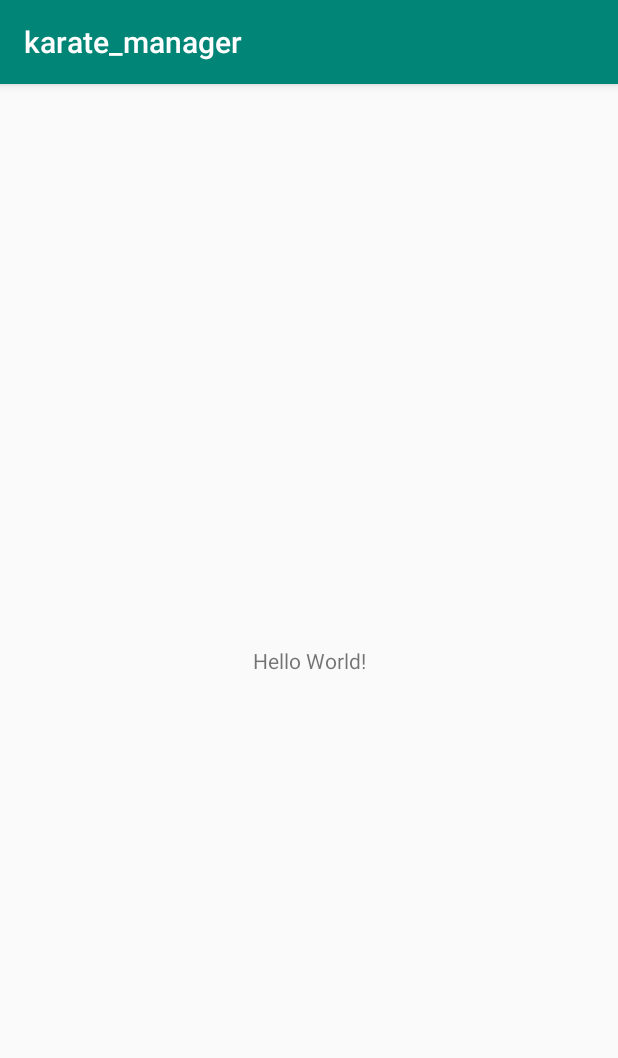
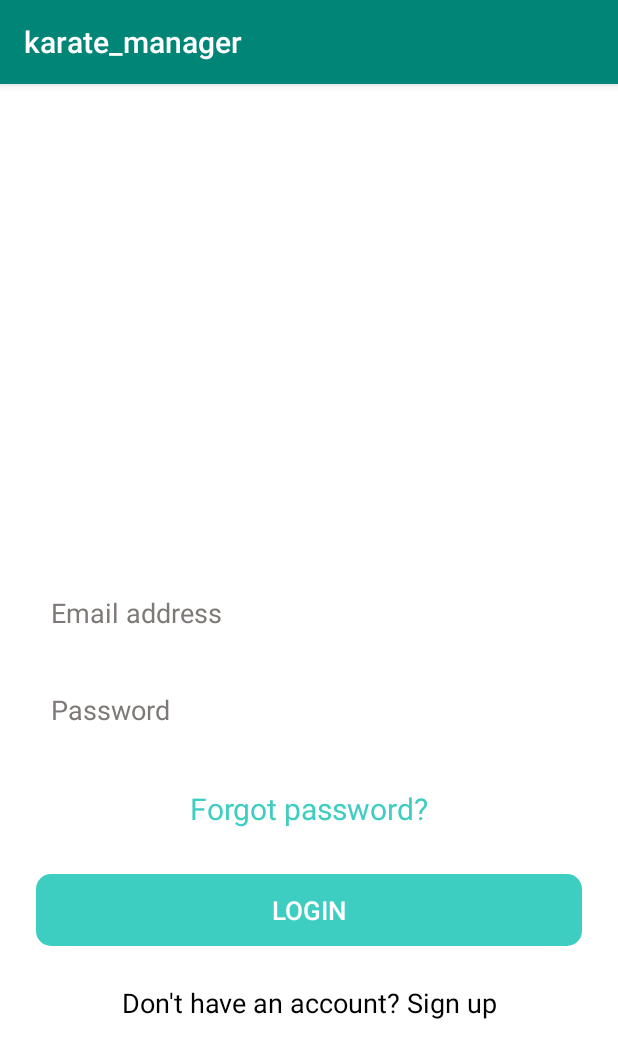
Before and after one commit to Aitorbp/karate-manager-android, an Android app: the screen it shows after launch (MainActivity before the commit, LoginActivity after it), on a phone screen of 412 x 824 dp. Shown: the top 1058 px of the screen. Run offline under Robolectric (Android 15) with nearby library versions, the phone set to English and light mode, and no system bars; our stand-ins replace CircleImageView.

Commit message:
Working with Login

```diff
--- a/app/build.gradle
+++ b/app/build.gradle
@@ -26,4 +26,15 @@ dependencies {
     testImplementation 'junit:junit:4.12'
     androidTestImplementation 'androidx.test.ext:junit:1.1.0'
     androidTestImplementation 'androidx.test.espresso:espresso-core:3.1.1'
+    implementation 'androidx.appcompat:appcompat:1.1.0'
+    implementation 'androidx.constraintlayout:constraintlayout:1.1.3'
+    implementation 'com.squareup.retrofit2:retrofit:2.5.0'
+    implementation 'com.squareup.retrofit2:converter-scalars:2.4.0'
+    implementation 'com.squareup.retrofit2:converter-gson:2.4.0'
+    implementation 'io.reactivex:rxjava:1.1.6'
+    implementation 'io.reactivex:rxandroid:1.2.1'
+    implementation 'com.squareup.retrofit2:adapter-rxjava:2.1.0'
+    implementation 'com.squareup.okhttp3:logging-interceptor:4.2.1'
+    implementation 'de.hdodenhof:circleimageview:3.0.2'
+    implementation 'com.squareup.picasso:picasso:2.71828'
 }
--- a/app/src/main/AndroidManifest.xml
+++ b/app/src/main/AndroidManifest.xml
@@ -10,11 +10,15 @@
         android:supportsRtl="true"
         android:theme="@style/AppTheme">
         <activity android:name=".MainActivity">
+        </activity>
+
+        <activity android:name=".LoginActivity">
             <intent-filter>
                 <action android:name="android.intent.action.MAIN" />
 
                 <category android:name="android.intent.category.LAUNCHER" />
             </intent-filter>
+
         </activity>
     </application>
 
--- /dev/null
+++ b/app/src/main/java/com/example/karate_manager/LoginActivity.java
@@ -0,0 +1,142 @@
+package com.example.karate_manager;
+
+import android.app.Dialog;
+import android.content.Intent;
+import android.os.Bundle;
+import android.util.Log;
+import android.util.Patterns;
+import android.view.View;
+import android.widget.Button;
+import android.widget.EditText;
+import android.widget.LinearLayout;
+import android.widget.Toast;
+
+import androidx.appcompat.app.AppCompatActivity;
+
+public class LoginActivity extends AppCompatActivity {
+
+    EditText input_email, input_password;
+    Button loginBtn;
+    LinearLayout popup_loading;
+   // private APIService APIService;
+    Dialog dialogLoading;
+
+
+    @Override
+    protected void onCreate(Bundle savedInstanceState) {
+        super.onCreate(savedInstanceState);
+        setContentView(R.layout.activity_login);
+
+
+        input_email = findViewById(R.id.input_email);
+        input_password = findViewById(R.id.input_password);
+        loginBtn = findViewById(R.id.btn_login);
+      //  APIService = ApiUtils.getAPIService();
+
+       // popup_loading = findViewById(R.id.popup_loading);
+
+
+        dialogLoading = new Dialog(LoginActivity.this);
+ //       dialogLoading.setContentView(R.layout.popup_loading);
+
+        //Click Listener del botón del login
+        loginBtn.setOnClickListener(new View.OnClickListener() {
+            @Override
+            public void onClick(View v) {
+                String email = input_email.getText().toString();
+                String pass = input_password.getText().toString();
+
+
+                checkInputs(email, pass);
+
+
+            }
+        });
+    }
+
+
+
+    //Method to check inputs of the login view
+    private void checkInputs(String email, String pass) {
+
+        //Check if inputs are empty
+        if (email.isEmpty() || pass.isEmpty()) {
+            input_email.setError("Empty inputs are not allowed");
+
+        }
+        else if(checkEmail(email) && checkPass(pass)){
+
+          //  loginPOST(pass,email);
+        }else{
+            Log.d("tusmuertos", email);
+        }
+    }
+    private boolean checkEmail(String email) {
+        //Check email comparing to the email that arrived through parameters
+        if (!Patterns.EMAIL_ADDRESS.matcher(email).matches()) {
+            input_email.setError("Introduce a correct email");
+            return false;
+        }
+        return true;
+    }
+
+    private boolean checkPass(String pass) {
+        if (pass.length() < 8) {
+            input_password.setError("The password must be greater than 8 characters");
+            return false;
+        }
+        if (!pass.matches("(?=.*[0-8]).*")) {
+            input_password.setError("The password must contains at least one number");
+            return false;
+        }
+
+
+        return true;
+    }
+    //Click from login to register view
+    public void link_signup(View view) {
+      //  startActivity(new Intent(this, RegisterActivity.class));
+    }
+
+    public void link_forgot_password(View view) {
+      //  startActivity(new Intent(this, ForgotPassword.class));
+    }
+
+
+/*
+    private void loginPOST(String password, String email)
+    {
+        dialogLoading.show();
+        dialogLoading.setCancelable(false);
+
+        User user = new User(password, email);
+        APIService.sendUser(user).enqueue(new Callback<User>() {
+            @Override
+            public void onResponse(Call<User> call, Response<User> response) {
+
+                dialogLoading.dismiss();
+                if(response.isSuccessful()) {
+
+
+
+                    Log.d("RESPUESTA DEL MENSAJE", response.toString());
+                    Intent intent = new Intent(LoginActivity.this, MainActivity.class );
+                    startActivity(intent);
+
+                }else{
+                    Toast.makeText(getApplicationContext(), "Incorrect username or password", Toast.LENGTH_SHORT).show();
+                }
+
+            }
+
+            @Override
+            public void onFailure(Call<User> call, Throwable t) {
+                Toast.makeText(getApplicationContext(), "We are having problems with the server, try again later", Toast.LENGTH_SHORT).show();
+                Log.d("RESPUESTA DEL MENSAJE", "ERROR");
+                dialogLoading.dismiss();
+            }
+        });
+
+
+    }*/
+}
--- a/app/src/main/java/com/example/karate_manager/MainActivity.java
+++ b/app/src/main/java/com/example/karate_manager/MainActivity.java
@@ -10,5 +10,6 @@ public class MainActivity extends AppCompatActivity {
     protected void onCreate(Bundle savedInstanceState) {
         super.onCreate(savedInstanceState);
         setContentView(R.layout.activity_main);
+
     }
 }
--- /dev/null
+++ b/app/src/main/java/com/example/karate_manager/MenuActivity.java
@@ -0,0 +1,6 @@
+package com.example.karate_manager;
+
+import androidx.appcompat.app.AppCompatActivity;
+
+public class MenuActivity extends AppCompatActivity {
+}
--- /dev/null
+++ b/app/src/main/java/com/example/karate_manager/Network/APIService.java
@@ -0,0 +1,17 @@
+package com.example.karate_manager.Network;
+
+import retrofit2.Call;
+import retrofit2.http.Body;
+import retrofit2.http.Headers;
+import retrofit2.http.POST;
+
+public interface APIService {
+
+    @Headers("Content-Type: application/json")
+    @POST("api/user")
+    Call<User> createUser(@Body User user);
+    @POST("api/user/login")
+    Call<User> sendUser(@Body User user);
+    @POST("api/user/password/reset")
+    Call<User> recoverPass(@Body User user);
+}
--- /dev/null
+++ b/app/src/main/java/com/example/karate_manager/Network/ApiUtils.java
@@ -0,0 +1,17 @@
+package com.example.karate_manager.Network;
+
+public class ApiUtils {
+    private ApiUtils() {}
+
+    private static final String BASE_URL = "http://192.168.56.1" +
+            "/api-manager-karate/karate-manager-api-laravel/public/api/";
+
+    static APIService getAPIService() {
+        return RetrofitClient.getClient(BASE_URL).create(APIService.class);
+    }
+
+
+    public static final String BASE_URL_PICTURE = "http://192.168.56.1" +
+            "/trabajos/petit-api/storage/app/";
+
+}
--- /dev/null
+++ b/app/src/main/res/drawable/custom_buttom_formulary.xml
@@ -0,0 +1,6 @@
+<?xml version="1.0" encoding="utf-8"?>
+<shape xmlns:android="http://schemas.android.com/apk/res/android" android:shape="rectangle">
+    <solid android:color="@color/colorWhite"/>
+    <corners android:radius="10dp"  />
+
+</shape>
--- /dev/null
+++ b/app/src/main/res/drawable/custom_button.xml
@@ -0,0 +1,5 @@
+<?xml version="1.0" encoding="utf-8"?>
+<shape xmlns:android="http://schemas.android.com/apk/res/android" android:shape="rectangle">
+    <solid android:color="@color/colorButton"/>
+    <corners android:radius="10dp"/>
+</shape>
--- /dev/null
+++ b/app/src/main/res/layout/activity_login.xml
@@ -0,0 +1,108 @@
+<?xml version="1.0" encoding="utf-8"?>
+<RelativeLayout
+    xmlns:android="http://schemas.android.com/apk/res/android" android:layout_width="match_parent"
+    android:layout_height="match_parent"
+    android:background="@color/colorWhite"
+    android:layout_gravity="center">
+
+    <LinearLayout
+        xmlns:android="http://schemas.android.com/apk/res/android"
+        xmlns:app="http://schemas.android.com/apk/res-auto"
+        xmlns:tools="http://schemas.android.com/tools"
+        android:orientation="vertical"
+        android:layout_width="match_parent"
+        android:layout_height="wrap_content"
+        android:paddingLeft="24dp"
+        android:paddingRight="24dp"
+        tools:ignore="MissingConstraints"
+        tools:context=".LoginActivity"
+        android:background="@color/colorWhite">
+
+
+        <de.hdodenhof.circleimageview.CircleImageView
+            android:layout_marginTop="70dp"
+            android:id="@+id/user_picture"
+            android:layout_width="200dp"
+            android:layout_height="200dp"
+            android:layout_gravity="center"
+       />
+
+
+
+    </LinearLayout>
+
+    <LinearLayout
+        android:orientation="vertical"
+        android:layout_width="match_parent"
+        android:layout_height="match_parent"
+        android:background="@color/colorWhiteTransparent"
+        android:layout_marginTop="300dp"
+        android:paddingLeft="24dp"
+        android:paddingRight="24dp">
+
+        <EditText
+            android:background="@drawable/custom_buttom_formulary"
+            android:layout_marginTop="30dp"
+            android:padding="10dp"
+            android:paddingLeft="10dp"
+            android:layout_marginBottom="20dp"
+            android:textColorHint="@color/colorGrey"
+            android:id="@+id/input_email"
+            android:layout_width="match_parent"
+            android:layout_height="wrap_content"
+            android:inputType="textEmailAddress"
+            android:hint="Email address"
+            />
+
+        <EditText
+            android:background="@drawable/custom_buttom_formulary"
+            android:padding="10dp"
+            android:paddingLeft="10dp"
+            android:textColorHint="@color/colorGrey"
+            android:id="@+id/input_password"
+            android:inputType="textPassword"
+            android:layout_width="match_parent"
+            android:layout_height="wrap_content"
+            android:hint="Password"
+            />
+        <TextView
+            android:textColor="@color/colorButton"
+            android:layout_width="fill_parent"
+            android:layout_height="wrap_content"
+            android:layout_marginTop="30dp"
+
+            android:text="Forgot password?"
+
+            android:gravity="center"
+            android:textSize="20dp"
+            android:clickable="true"
+            android:onClick="link_forgot_password"/>
+        <Button
+            android:id="@+id/btn_login"
+            android:layout_width="fill_parent"
+            android:layout_height="wrap_content"
+            android:layout_marginTop="30dp"
+            android:layout_marginBottom="24dp"
+            android:padding="12dp"
+            android:text="Login"
+            android:textSize="17dp"
+            android:background="@drawable/custom_button"
+            android:textColor="#FFFFFF"
+            />
+        <TextView
+            android:textColor="@color/colorBlack"
+            android:layout_width="fill_parent"
+            android:layout_height="wrap_content"
+            android:layout_marginBottom="24dp"
+            android:text="Don't have an account? Sign up"
+            android:gravity="center"
+            android:clickable="true"
+            android:onClick="link_signup"
+            android:layout_margin="1dp"
+            android:textSize="18dp"
+            />
+
+
+    </LinearLayout>
+
+</RelativeLayout>
--- /dev/null
+++ b/app/src/main/res/layout/activity_menu.xml
@@ -0,0 +1,6 @@
+<?xml version="1.0" encoding="utf-8"?>
+<LinearLayout xmlns:android="http://schemas.android.com/apk/res/android"
+    android:orientation="vertical" android:layout_width="match_parent"
+    android:layout_height="match_parent">
+
+</LinearLayout>
--- a/app/src/main/res/values/colors.xml
+++ b/app/src/main/res/values/colors.xml
@@ -3,4 +3,9 @@
     <color name="colorPrimary">#008577</color>
     <color name="colorPrimaryDark">#00574B</color>
     <color name="colorAccent">#D81B60</color>
+    <color name="colorButton">#3ECEC1</color>
+    <color name="colorBlack">#000000</color>
+    <color name="colorGrey">#7E7976</color>
+    <color name="colorWhite">#FFFFFF</color>
+    <color name="colorWhiteTransparent">#80FFFFFF</color>
 </resources>
```
